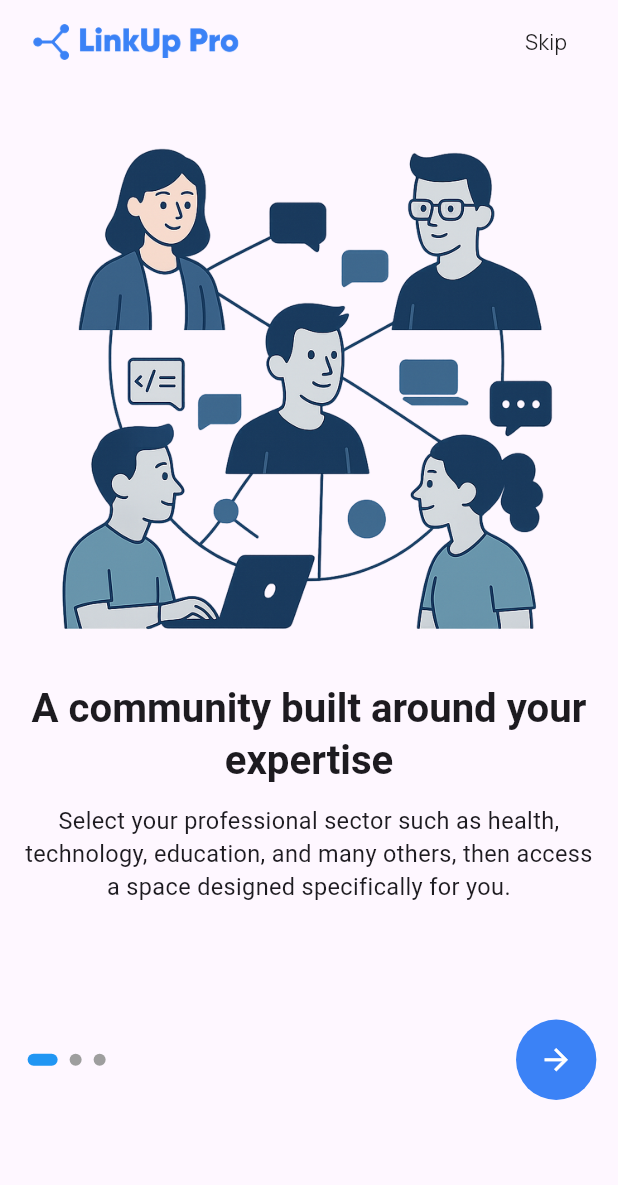
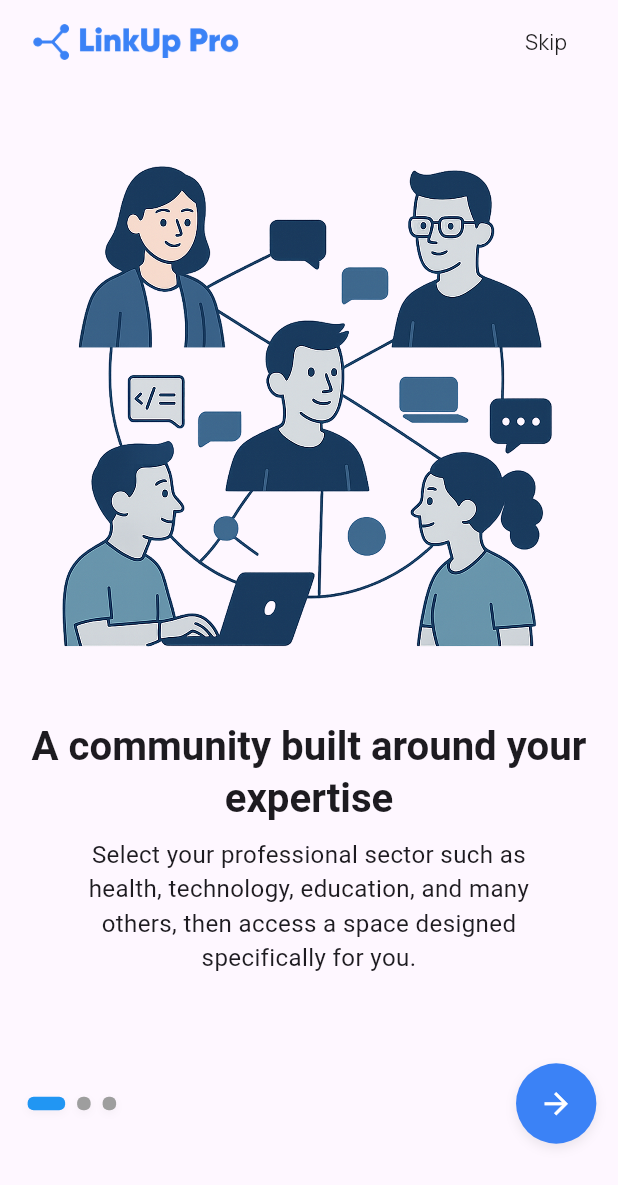
Before and after one commit to zometh/linkup-pro-flutter, a Flutter app: the screen it shows after launch, on a phone screen of 412 x 824 dp. Shown: the top 1185 px of the screen. Run offline on Flutter 3.47's test engine with Material 3 defaults, Android fonts, the phone set to English and light mode, and no system bars; our stand-ins replace easy_localization, flutter_dotenv, flutter_riverpod, flutter_secure_storage, get_it, google_fonts and 1 more; generated files the repository leaves out were written again.

Commit message:
feat: Implement splash screen with page indicator and header

```diff
--- a/lib/features/splash/pages/splash_fisrt.dart
+++ /dev/null
@@ -1,52 +0,0 @@
-import 'package:easy_localization/easy_localization.dart';
-import 'package:flutter/material.dart';
-import 'package:linkup_pro/core/utils/services/assets_path.dart';
-import 'package:linkup_pro/features/splash/widgets/header.dart';
-import 'package:linkup_pro/features/splash/widgets/page_indicator.dart';
-
-class SplashFisrt extends StatelessWidget {
-  const SplashFisrt({super.key});
-
-  @override
-  Widget build(BuildContext context) {
-    return Scaffold(
-      appBar: AppBar(title: const SplashHeader()),
-      body: LayoutBuilder(
-        builder: (context, constraints) {
-          return Padding(
-            padding: EdgeInsets.all(constraints.maxWidth * 0.035),
-            child: Column(
-              spacing: constraints.maxHeight * 0.002,
-              children: [
-                Image.asset(AssetsPath.splash1),
-                Text(
-                  'text_splash_1',
-                  style: Theme.of(context).textTheme.headlineMedium!.copyWith(
-                    fontWeight: FontWeight.bold,
-                    fontSize: constraints.maxWidth * 0.065,
-                  ),
-                  textAlign: TextAlign.center,
-                ).tr(),
-                SizedBox(height: constraints.maxHeight * 0.01),
-                Text(
-                  "splash_subtitle_1",
-                  style: Theme.of(context).textTheme.bodyMedium!.copyWith(
-                    fontSize: constraints.maxWidth * 0.038,
-                    fontWeight: FontWeight.w400,
-                  ),
-                  textAlign: TextAlign.center,
-                ).tr(),
-                Expanded(
-                  child: PageIndicator(
-                    availableHeight: constraints.maxHeight,
-                    availableWidth: constraints.maxWidth,
-                  ),
-                ),
-              ],
-            ),
-          );
-        },
-      ),
-    );
-  }
-}
--- /dev/null
+++ b/lib/features/splash/pages/splash_screen.dart
@@ -0,0 +1,123 @@
+import 'package:easy_localization/easy_localization.dart';
+import 'package:flutter/material.dart';
+import 'package:flutter_riverpod/flutter_riverpod.dart';
+import 'package:linkup_pro/core/utils/services/assets_path.dart';
+import 'package:linkup_pro/features/splash/providers/splash_provider.dart';
+import 'package:linkup_pro/features/splash/widgets/header.dart';
+import 'package:linkup_pro/features/splash/widgets/page_indicator.dart';
+import 'package:linkup_pro/main.dart';
+
+class SplashScreen extends ConsumerStatefulWidget {
+  const SplashScreen({super.key});
+
+  @override
+  ConsumerState<SplashScreen> createState() => _SplashScreenState();
+}
+
+class _SplashScreenState extends ConsumerState<SplashScreen> {
+  late PageController _pageController;
+  @override
+  void initState() {
+    _pageController = PageController(initialPage: 0);
+    super.initState();
+  }
+
+  @override
+  void dispose() {
+    // TODO: implement dispose
+    _pageController.dispose();
+    super.dispose();
+  }
+
+  @override
+  Widget build(BuildContext context) {
+    final value = ref.watch(splashProviderProvider);
+
+    final List<String> splashImages = [
+      AssetsPath.splash1,
+      AssetsPath.splash2,
+      AssetsPath.splash3,
+    ];
+    final List<String> splashTitles = [
+      'text_splash_1',
+      'text_splash_2',
+      'text_splash_3',
+    ];
+    final List<String> splashSubtitles = [
+      'splash_subtitle_1',
+      'splash_subtitle_2',
+      'splash_subtitle_3',
+    ];
+    return Scaffold(
+      appBar: AppBar(title: SplashHeader(currentIndex: value,)),
+      body: LayoutBuilder(
+        builder: (context, constraints) {
+          return Padding(
+            padding: EdgeInsets.all(constraints.maxWidth * 0.035),
+            child: Column(
+              children: [
+                Expanded(
+                  flex: 8,
+                  child: PageView(
+                    controller: _pageController,
+                    onPageChanged: (index) {
+                      ref.read(splashProviderProvider.notifier).setIndex(index);
+                    },
+                    children: List.generate(splashImages.length, (index) {
+                      return Column(
+                        mainAxisAlignment: MainAxisAlignment.center,
+                        children: [
+                          Flexible(
+                            flex: 4,
+                            child: Image.asset(
+                              splashImages[index],
+                              fit: BoxFit.contain,
+                              filterQuality: FilterQuality.high,
+                            ),
+                          ),
+                          SizedBox(height: constraints.maxHeight * 0.02),
+                          Text(
+                            splashTitles[index],
+                            style: Theme.of(context).textTheme.headlineMedium!
+                                .copyWith(
+                                  fontWeight: FontWeight.bold,
+                                  fontSize: constraints.maxWidth * 0.065,
+                                ),
+                            textAlign: TextAlign.center,
+                          ).tr(),
+                          SizedBox(height: constraints.maxHeight * 0.01),
+                          Padding(
+                            padding: EdgeInsets.symmetric(
+                              horizontal: constraints.maxWidth * 0.05,
+                            ),
+                            child: Text(
+                              splashSubtitles[index],
+                              style: Theme.of(context).textTheme.bodyMedium!
+                                  .copyWith(
+                                    fontSize: constraints.maxWidth * 0.039,
+                                    fontWeight: FontWeight.w400,
+                                  ),
+                              textAlign: TextAlign.center,
+                            ).tr(),
+                          ),
+                        ],
+                      );
+                    }).toList(),
+                  ),
+                ),
+                Expanded(
+                  flex: 2,
+                  child: PageIndicator(
+                    availableHeight: constraints.maxHeight,
+                    availableWidth: constraints.maxWidth,
+                    pageController: _pageController,
+                  ),
+                ),
+              ],
+            ),
+          );
+        },
+      ),
+    );
+  }
+}
--- a/lib/features/splash/providers/splash_provider.dart
+++ b/lib/features/splash/providers/splash_provider.dart
@@ -19,6 +19,7 @@ class SplashProvider extends _$SplashProvider {
     if (index >= 0 && index <= 2) {
       state = index;
     }
+
   }
 
 
--- a/lib/features/splash/widgets/header.dart
+++ b/lib/features/splash/widgets/header.dart
@@ -5,7 +5,8 @@ import 'package:linkup_pro/core/utils/services/assets_path.dart';
 import 'package:linkup_pro/main.dart';
 
 class SplashHeader extends StatelessWidget {
-  const SplashHeader({super.key});
+  final int currentIndex;
+  const SplashHeader({super.key, required this.currentIndex});
 
   @override
   Widget build(BuildContext context) {
@@ -13,7 +14,8 @@ class SplashHeader extends StatelessWidget {
       mainAxisAlignment: MainAxisAlignment.spaceBetween,
       children: [
         Image.asset(AssetsPath.logo, height: context.isMobile ? 40 : 60),
-        TextButton(
+        currentIndex != 2
+        ? TextButton(
           onPressed: () {
             // Navigate to login page
           },
@@ -23,7 +25,7 @@ class SplashHeader extends StatelessWidget {
               color: context.isDarkMode ? Colors.white70 : Colors.black87,
             ),
           ).tr(),
-        ),
+        ) : SizedBox.shrink(),
       ],
     );
   }
--- a/lib/features/splash/widgets/page_indicator.dart
+++ b/lib/features/splash/widgets/page_indicator.dart
@@ -6,11 +6,13 @@ import 'package:linkup_pro/features/splash/providers/splash_provider.dart';
 class PageIndicator extends ConsumerWidget {
   final double availableWidth;
   final double availableHeight;
+  final PageController pageController;
 
   const PageIndicator({
     super.key,
     required this.availableWidth,
     required this.availableHeight,
+    required this.pageController,
   });
 
   @override
@@ -30,14 +32,29 @@ class PageIndicator extends ConsumerWidget {
         Row(
           children: List.generate(3, (index) {
             return InkWell(
-              onTap: () =>
-                  ref.read(splashProviderProvider.notifier).setIndex(index),
+              hoverColor: Colors.transparent,
+              overlayColor: WidgetStatePropertyAll(Colors.transparent),
+              onTap: (){
+                ref.read(splashProviderProvider.notifier).setIndex(index);
+                pageController.animateToPage(
+                  index,
+                  duration: const Duration(milliseconds: 300),
+                  curve: Curves.easeInOut,
+                );
+              },
               child: AnimatedContainer(
                 duration: const Duration(milliseconds: 300),
                 margin: const EdgeInsets.symmetric(horizontal: 4.0),
-                width: indicatorProvider == index ? 20.0 : 8.0,
-                height: 8.0,
+                width: indicatorProvider == index ? 25.0 : 9.0,
+                height: 9.0,
                 decoration: BoxDecoration(
+                  boxShadow: [
+                    BoxShadow(
+                      color: Colors.black.withAlpha(10),
+                      blurRadius: 4.0,
+                      offset: const Offset(0, 2),
+                    ),
+                  ],
                   color: indicatorProvider == index ? Colors.blue : Colors.grey,
                   borderRadius: BorderRadius.circular(4.0),
                 ),
@@ -49,6 +66,13 @@ class PageIndicator extends ConsumerWidget {
           width: availableWidth * 0.13,
           height: availableHeight * 0.13,
           decoration: BoxDecoration(
+            boxShadow: [
+              BoxShadow(
+                color: Colors.black.withAlpha(20),
+                blurRadius: 6.0,
+                offset: const Offset(0, 3),
+              ),
+            ],
             shape: BoxShape.circle,
             color: AppColors.primary,
           ),
--- a/lib/main.dart
+++ b/lib/main.dart
@@ -2,7 +2,7 @@ import 'package:easy_localization/easy_localization.dart';
 import 'package:flutter/material.dart';
 import 'package:flutter_riverpod/flutter_riverpod.dart';
 import 'package:linkup_pro/core/utils/services/get_it_setup.dart';
-import 'package:linkup_pro/features/splash/pages/splash_fisrt.dart';
+import 'package:linkup_pro/features/splash/pages/splash_screen.dart';
 import 'package:linkup_pro/home.dart';
 import 'package:flutter_dotenv/flutter_dotenv.dart' as DotEnv;
 
@@ -35,7 +35,7 @@ class MyApp extends StatelessWidget {
     return MaterialApp(
       debugShowCheckedModeBanner: false,
       localizationsDelegates: context.localizationDelegates,
-      home: const SplashFisrt(),
+      home: const SplashScreen(),
       darkTheme: ThemeData.dark(),
       theme: context.isDarkMode ? ThemeData.dark() : ThemeData.light(),
       locale: context.locale,
@@ -51,12 +51,11 @@ extension ContextExtensions on BuildContext {
   TextTheme get textTheme => theme.textTheme;
 
   bool get isMobile => MediaQuery.of(this).size.width < 600;
-  bool get isTablet => MediaQuery.of(this).size.width >= 600 && MediaQuery.of(this).size.width < 1200;
+  bool get isTablet =>
+      MediaQuery.of(this).size.width >= 600 &&
+      MediaQuery.of(this).size.width < 1200;
   Orientation get orientation => MediaQuery.of(this).orientation;
   double get screenWidth => MediaQuery.of(this).size.width;
   double get screenHeight => MediaQuery.of(this).size.height;
   String get languageCode => locale.languageCode;
-
-
-
 }
```
